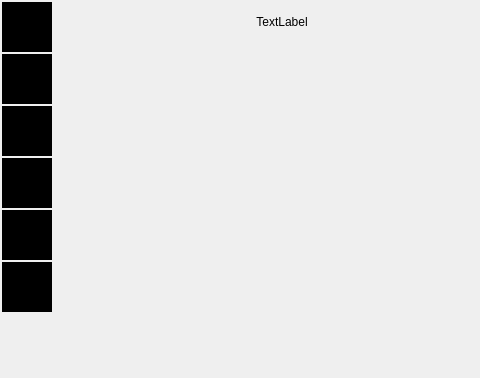
Before: the Qt Designer form src/Client/View/MainPage/MainPage.ui in iodream/Spend-Note, drawn with Qt 5; both pictures show x 0 to 480 and y 0 to 378 of the 945 by 654 pixel window.
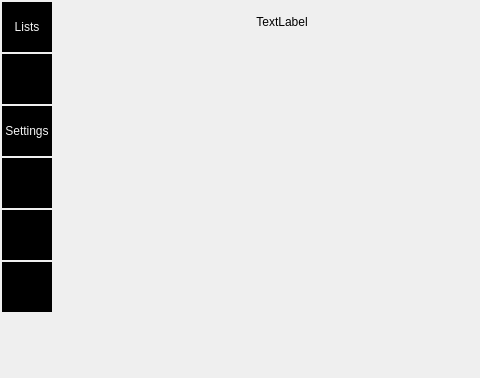
After: the same form once the commit is applied.

The edit to the form file:
```diff
--- a/src/Client/View/MainPage/MainPage.ui
+++ b/src/Client/View/MainPage/MainPage.ui
@@ -209,6 +209,33 @@
       <property name="bottomMargin">
        <number>0</number>
       </property>
+      <item>
+       <widget class="QToolButton" name="mainToolButton">
+        <property name="sizePolicy">
+         <sizepolicy hsizetype="Fixed" vsizetype="Fixed">
+          <horstretch>0</horstretch>
+          <verstretch>0</verstretch>
+         </sizepolicy>
+        </property>
+        <property name="minimumSize">
+         <size>
+          <width>50</width>
+          <height>50</height>
+         </size>
+        </property>
+        <property name="autoFillBackground">
+         <bool>false</bool>
+        </property>
+        <property name="styleSheet">
+         <string notr="true">border-radius: 0px;
+color: rgb(243, 243, 243);
+background-color: black;</string>
+        </property>
+        <property name="text">
+         <string>Lists</string>
+        </property>
+       </widget>
+      </item>
       <item>
        <widget class="QToolButton" name="toolButton_5">
         <property name="sizePolicy">
@@ -235,6 +262,33 @@
         </property>
        </widget>
       </item>
+      <item>
+       <widget class="QToolButton" name="settingsToolButton">
+        <property name="sizePolicy">
+         <sizepolicy hsizetype="Fixed" vsizetype="Fixed">
+          <horstretch>0</horstretch>
+          <verstretch>0</verstretch>
+         </sizepolicy>
+        </property>
+        <property name="minimumSize">
+         <size>
+          <width>50</width>
+          <height>50</height>
+         </size>
+        </property>
+        <property name="autoFillBackground">
+         <bool>false</bool>
+        </property>
+        <property name="styleSheet">
+         <string notr="true">border-radius: 0px;
+color: rgb(243, 243, 243);
+background-color: black;</string>
+        </property>
+        <property name="text">
+         <string>Settings</string>
+        </property>
+       </widget>
+      </item>
       <item>
        <widget class="QToolButton" name="toolButton_6">
         <property name="sizePolicy">
@@ -261,60 +315,11 @@
         </property>
        </widget>
       </item>
-      <item>
-       <widget class="QToolButton" name="toolButton">
-        <property name="sizePolicy">
-         <sizepolicy hsizetype="Fixed" vsizetype="Fixed">
-          <horstretch>0</horstretch>
-          <verstretch>0</verstretch>
-         </sizepolicy>
-        </property>
-        <property name="minimumSize">
-         <size>
-          <width>50</width>
-          <height>50</height>
-         </size>
-        </property>
-        <property name="autoFillBackground">
-         <bool>false</bool>
-        </property>
-        <property name="styleSheet">
-         <string notr="true">border-radius: 0px;
-background-color: black;</string>
-        </property>
-        <property name="text">
-         <string>...</string>
-        </property>
-       </widget>
-      </item>
       <item>
        <widget class="QToolButton" name="toolButton_4">
-        <property name="sizePolicy">
-         <sizepolicy hsizetype="Fixed" vsizetype="Fixed">
-          <horstretch>0</horstretch>
-          <verstretch>0</verstretch>
-         </sizepolicy>
+        <property name="enabled">
+         <bool>true</bool>
         </property>
-        <property name="minimumSize">
-         <size>
-          <width>50</width>
-          <height>50</height>
-         </size>
-        </property>
-        <property name="autoFillBackground">
-         <bool>false</bool>
-        </property>
-        <property name="styleSheet">
-         <string notr="true">border-radius: 0px;
-background-color: black;</string>
-        </property>
-        <property name="text">
-         <string>...</string>
-        </property>
-       </widget>
-      </item>
-      <item>
-       <widget class="QToolButton" name="toolButton_3">
         <property name="sizePolicy">
          <sizepolicy hsizetype="Fixed" vsizetype="Fixed">
           <horstretch>0</horstretch>
```
